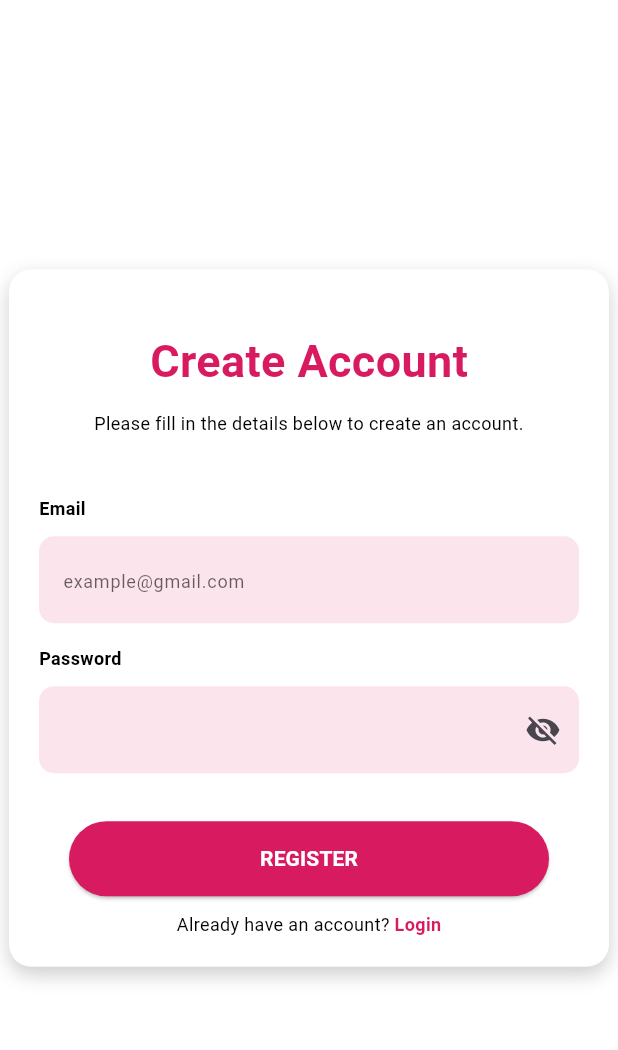
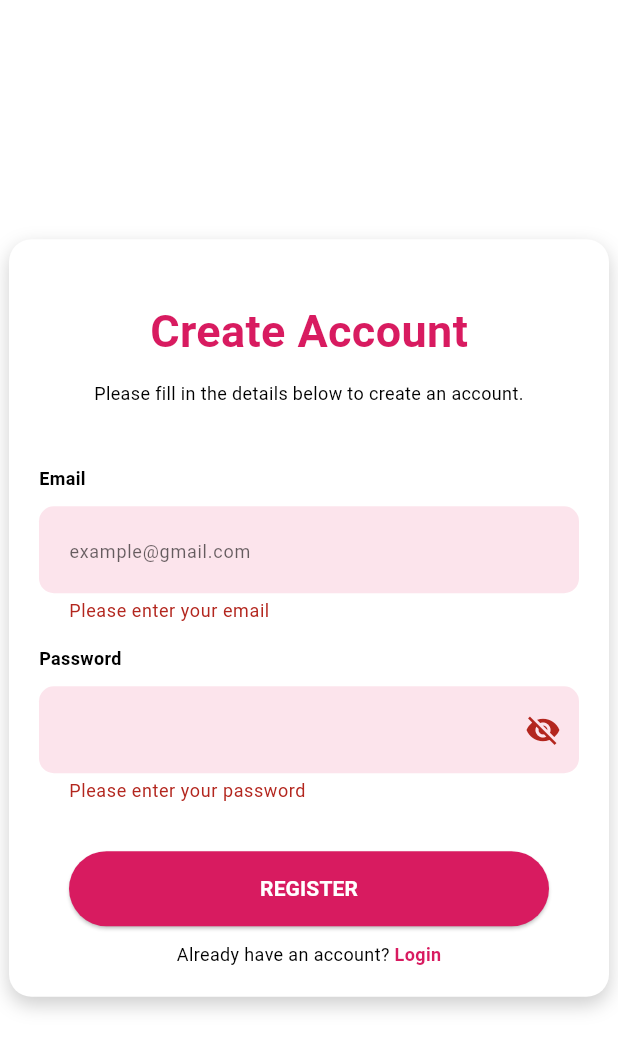
Before and after one commit to lizamardiana/DayVity, a Flutter app: the RegisterPage screen opened directly, after a tap on "REGISTER", on a phone screen of 412 x 824 dp. Shown: the top 1050 px of the screen. Run offline on Flutter 3.47's test engine with Material 3 defaults, Android fonts, the phone set to English and light mode, and no system bars; our stand-ins replace firebase_auth, firebase_core, shared_preferences, table_calendar; accounts and stored records are empty; network calls fail.

Commit message:
back end

```diff
--- /dev/null
+++ b/lib/auth_provider.dart
@@ -0,0 +1,58 @@
+import 'package:firebase_auth/firebase_auth.dart';
+import 'package:flutter/material.dart';
+
+class AuthProvider extends ChangeNotifier {
+  final _fireAuth = FirebaseAuth.instance;
+  final form = GlobalKey<FormState>();
+
+  var isLogin = false; // Ubah ini menjadi false untuk pendaftaran
+  var enteredEmail = '';
+  var enteredPassword = '';
+
+  Future<bool> submit(Function(String) showSnackBar) async {
+    final _isValid = form.currentState!.validate();
+
+    if (!_isValid) {
+      return false; // Jika form tidak valid, kembalikan false
+    }
+
+    form.currentState!.save();
+
+    try {
+      if (isLogin) {
+        await login(enteredEmail, enteredPassword);
+        // Arahkan ke Dashboard setelah login
+        return true; // Login berhasil
+      } else {
+        await register(enteredEmail, enteredPassword);
+        // Arahkan ke Dashboard setelah pendaftaran
+        return true; // Pendaftaran berhasil
+      }
+    } catch (e) {
+      if (e is FirebaseAuthException) {
+        if (e.code == 'email-already-in-use') {
+          showSnackBar("Email already in use"); // Panggil showSnackBar
+        } else {
+          showSnackBar("Error: ${e.message}"); // Panggil showSnackBar
+        }
+      } else {
+        showSnackBar("Error: $e"); // Panggil showSnackBar
+      }
+      return false; // Pendaftaran/login gagal
+    }
+  }
+
+  Future<void> login(String email, String password) async {
+    await _fireAuth.signInWithEmailAndPassword(
+      email: email,
+      password: password,
+    );
+  }
+
+  Future<void> register(String email, String password) async {
+    await _fireAuth.createUserWithEmailAndPassword(
+      email: email,
+      password: password,
+    );
+  }
+}
--- a/lib/register.dart
+++ b/lib/register.dart
@@ -1,10 +1,16 @@
 import 'package:flutter/material.dart';
+import 'package:provider/provider.dart'; // Impor provider
+import 'auth_provider.dart'; // Impor AuthProvider
+import 'dashboard.dart';
 
 class RegisterPage extends StatelessWidget {
   const RegisterPage({Key? key}) : super(key: key);
 
   @override
   Widget build(BuildContext context) {
+    final authProvider =
+        Provider.of<AuthProvider>(context); // Mendapatkan instance AuthProvider
+
     return Scaffold(
       body: Stack(
         children: [
@@ -52,10 +58,13 @@ class RegisterPage extends StatelessWidget {
                       textAlign: TextAlign.center,
                     ),
                     SizedBox(height: 40),
-                    Column(
+                    Form(
+                      key: authProvider.form,
+                      child: Column(
                         crossAxisAlignment: CrossAxisAlignment.start,
                         mainAxisAlignment: MainAxisAlignment.start,
                         children: [
+                          // Email Input
                           Text(
                             "Email",
                             style: TextStyle(
@@ -65,15 +74,31 @@ class RegisterPage extends StatelessWidget {
                             ),
                           ),
                           SizedBox(height: 10),
-                        Container(
-                          width: double.infinity,
-                          decoration: BoxDecoration(
+                          TextFormField(
+                            keyboardType: TextInputType.emailAddress,
+                            onChanged: (value) {
+                              authProvider.enteredEmail =
+                                  value; // Menyimpan email
+                            },
+                            validator: (value) {
+                              if (value == null || value.isEmpty) {
+                                return 'Please enter your email';
+                              }
+                              final emailRegex = RegExp(
+                                r'^[a-zA-Z0-9._%+-]+@[a-zA-Z0-9.-]+\.[a-zA-Z]{2,}$',
+                              );
+                              if (!emailRegex.hasMatch(value)) {
+                                return 'Please enter a valid email';
+                              }
+                              return null;
+                            },
+                            decoration: InputDecoration(
+                              filled: true,
+                              fillColor: Colors.pink[50],
+                              border: OutlineInputBorder(
                                 borderRadius: BorderRadius.circular(10),
-                            color: Colors.pink[50],
+                                borderSide: BorderSide.none,
                               ),
-                          child: TextField(
-                            decoration: InputDecoration(
-                              border: InputBorder.none,
                               hintText: "example@gmail.com",
                               hintStyle: TextStyle(
                                 fontSize: 12,
@@ -83,8 +108,8 @@ class RegisterPage extends StatelessWidget {
                                   horizontal: 16, vertical: 17),
                             ),
                           ),
-                        ),
                           SizedBox(height: 15),
+                          // Password Input
                           Text(
                             "Password",
                             style: TextStyle(
@@ -94,23 +119,35 @@ class RegisterPage extends StatelessWidget {
                             ),
                           ),
                           SizedBox(height: 10),
-                        Container(
-                          width: double.infinity,
-                          decoration: BoxDecoration(
+                          TextFormField(
+                            obscureText: true,
+                            onChanged: (value) {
+                              authProvider.enteredPassword =
+                                  value; // Meny impan password
+                            },
+                            validator: (value) {
+                              if (value == null || value.isEmpty) {
+                                return 'Please enter your password';
+                              }
+                              if (value.length < 6) {
+                                return 'Password must be at least 6 characters';
+                              }
+                              return null;
+                            },
+                            decoration: InputDecoration(
+                              filled: true,
+                              fillColor: Colors.pink[50],
+                              border: OutlineInputBorder(
                                 borderRadius: BorderRadius.circular(10),
-                            color: Colors.pink[50],
+                                borderSide: BorderSide.none,
                               ),
-                          child: TextField(
-                            obscureText: true,
-                            decoration: InputDecoration(
-                              border: InputBorder.none,
                               contentPadding: EdgeInsets.symmetric(
                                   horizontal: 16, vertical: 17),
                               suffixIcon: Icon(Icons.visibility_off),
                             ),
                           ),
+                        ],
                       ),
-                      ],
                     ),
                     SizedBox(height: 32),
                     Container(
@@ -121,8 +158,20 @@ class RegisterPage extends StatelessWidget {
                         style: ElevatedButton.styleFrom(
                           backgroundColor: Colors.pink[600],
                         ),
-                        onPressed: () {
-                          // Logika untuk registrasi
+                        onPressed: () async {
+                          if (authProvider.form.currentState!.validate()) {
+                            final success =
+                                await authProvider.submit((message) {
+                              showSnackBar(context, message);
+                            });
+                            if (success) {
+                              // Navigasi ke halaman dashboard setelah pendaftaran berhasil
+                              Navigator.pushReplacement(
+                                  context,
+                                  MaterialPageRoute(
+                                      builder: (context) => DashboardPage()));
+                            }
+                          }
                         },
                         child: Text(
                           "REGISTER",
@@ -169,4 +218,13 @@ class RegisterPage extends StatelessWidget {
       ),
     );
   }
+
+  void showSnackBar(BuildContext context, String message) {
+    ScaffoldMessenger.of(context).showSnackBar(
+      SnackBar(
+        content: Text(message),
+        duration: Duration(seconds: 3),
+      ),
+    );
   }
+}
```
Also changed, not shown: lib/main.dart (+41 -19 lines), lib/provider/auth_provider.dart (deleted, +0 -31 lines), pubspec.yaml (+3 -66 lines), pubspec.lock, 4 other files. Lines whose indentation alone changed are shown as unchanged.
